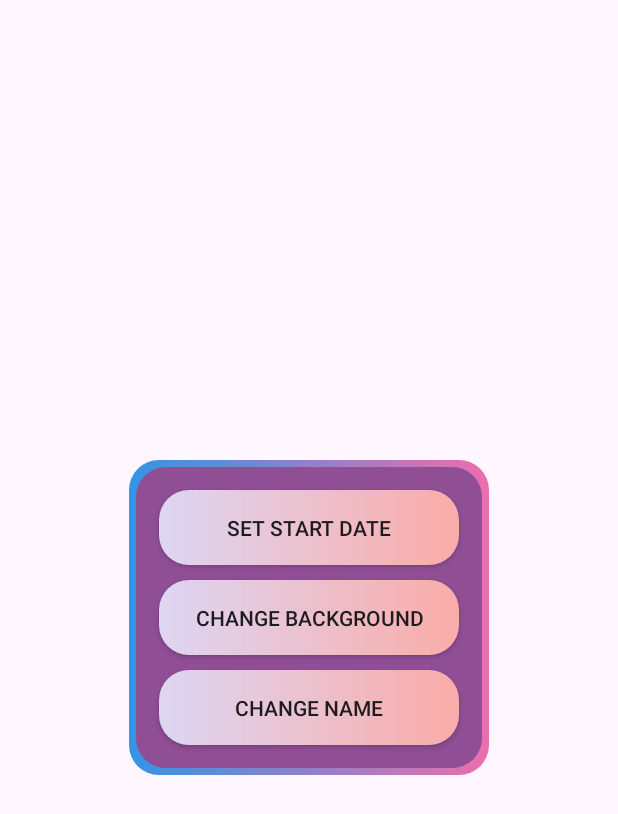
After one commit to Amorydev/Love_App, an Android app: the layout alert_diaglog_setting.xml on its own in the app's theme, with its tools: preview values and no code run, on a phone screen of 412 x 824 dp. The commit adds this screen. Shown: the top 814 px of the screen. Run offline under Robolectric (Android 15) with nearby library versions, the phone set to English and light mode, and no system bars.

Commit message:
30/12/2023

```diff
--- a/app/src/main/java/com/example/love_app/AddPickerMoments.kt
+++ b/app/src/main/java/com/example/love_app/AddPickerMoments.kt
@@ -17,7 +17,6 @@ import java.time.LocalDateTime
 import java.time.format.DateTimeFormatter
 
 private lateinit var binding: ActivityAddPickerMomentsBinding
-private lateinit var binding2: ActivityAddMomentsBinding
 class AddPickerMoments : AppCompatActivity() {
     override fun onCreate(savedInstanceState: Bundle?) {
         super.onCreate(savedInstanceState)
--- a/app/src/main/java/com/example/love_app/BlankFragment_Date.kt
+++ b/app/src/main/java/com/example/love_app/BlankFragment_Date.kt
@@ -25,7 +25,6 @@ private const val ARG_PARAM2 = "param2"
  * create an instance of this fragment.
  */
 class BlankFragment_Date : Fragment(R.layout.fragment_blank__date) {
-
     private lateinit var txt_hour:TextView
     private lateinit var txt_minimus:TextView
     private lateinit var txt_sec:TextView
--- /dev/null
+++ b/app/src/main/res/drawable/background_alert_diaglog_settings.xml
@@ -0,0 +1,22 @@
+<?xml version="1.0" encoding="utf-8"?>
+<layer-list xmlns:android="http://schemas.android.com/apk/res/android">
+    <item>
+        <shape android:shape="rectangle">
+            <gradient
+                android:startColor="#3494e6"
+                android:endColor="#ec6ead"/>
+            <corners android:radius="20dp"/>
+        </shape>
+    </item>
+    <item
+        android:top="5dp"
+        android:left="5dp"
+        android:right="5dp"
+        android:bottom="5dp"
+        >
+        <shape android:shape="rectangle">
+            <solid android:color="#904e95"/>
+            <corners android:radius="20dp"/>
+        </shape>
+    </item>
+</layer-list>
--- /dev/null
+++ b/app/src/main/res/drawable/ic_button.xml
@@ -0,0 +1,8 @@
+<?xml version="1.0" encoding="utf-8"?>
+<shape xmlns:android="http://schemas.android.com/apk/res/android">
+    <gradient
+        android:startColor="#ddd6f3"
+        android:endColor="#faaca8"/>
+    <corners
+        android:radius="20dp"/>
+</shape>
--- /dev/null
+++ b/app/src/main/res/layout/alert_diaglog_setting.xml
@@ -0,0 +1,39 @@
+<?xml version="1.0" encoding="utf-8"?>
+<LinearLayout xmlns:android="http://schemas.android.com/apk/res/android"
+    android:layout_width="wrap_content"
+    android:layout_height="wrap_content"
+    android:layout_gravity="center"
+    android:background="@drawable/background_alert_diaglog_settings"
+    android:orientation="vertical"
+    >
+    <androidx.appcompat.widget.AppCompatButton
+        android:id="@+id/btn_change_date"
+        android:background="@drawable/ic_button"
+        android:layout_width="200dp"
+        android:layout_height="50dp"
+        android:layout_marginTop="20dp"
+        android:layout_marginLeft="20dp"
+        android:layout_marginRight="20dp"
+        android:text="Set start date"
+        android:layout_gravity="center"/>
+    <androidx.appcompat.widget.AppCompatButton
+        android:background="@drawable/ic_button"
+        android:layout_width="200dp"
+        android:layout_height="50dp"
+        android:layout_marginLeft="20dp"
+        android:layout_marginRight="20dp"
+        android:layout_marginTop="10dp"
+        android:text="Change background"
+        android:layout_gravity="center"/>
+    <androidx.appcompat.widget.AppCompatButton
+        android:background="@drawable/ic_button"
+        android:layout_width="200dp"
+        android:layout_height="50dp"
+        android:layout_marginLeft="20dp"
+        android:layout_marginRight="20dp"
+        android:layout_marginTop="10dp"
+        android:text="Change name"
+        android:layout_marginBottom="20dp"
+        android:layout_gravity="center"/>
+
+</LinearLayout>
--- a/app/src/main/res/layout/fragment_blank__main.xml
+++ b/app/src/main/res/layout/fragment_blank__main.xml
@@ -24,7 +24,7 @@
             app:layout_constraintTop_toTopOf="parent" />
 
         <TextView
-            android:id="@+id/textView"
+            android:id="@+id/textcountdate"
             android:layout_width="wrap_content"
             android:layout_height="wrap_content"
             android:fontFamily="@font/kitto"
--- a/app/src/main/res/values/themes.xml
+++ b/app/src/main/res/values/themes.xml
@@ -4,6 +4,9 @@
         <!-- Customize your light theme here. -->
         <!-- <item name="colorPrimary">@color/my_light_primary</item> -->
     </style>
-
+    <style name="backgroundtrongsuot" parent="Theme.AppCompat.Light.Dialog.Alert">
+        <item name="android:windowBackground">@android:color/transparent
+        </item>
+    </style>
     <style name="Theme.Love_App" parent="Base.Theme.Love_App" />
 </resources>
```
Also changed, not shown: app/src/main/java/com/example/love_app/BlankFragment_Main.kt (+16 -0 lines), app/src/main/java/com/example/love_app/MainActivity.kt (+41 -2 lines).
